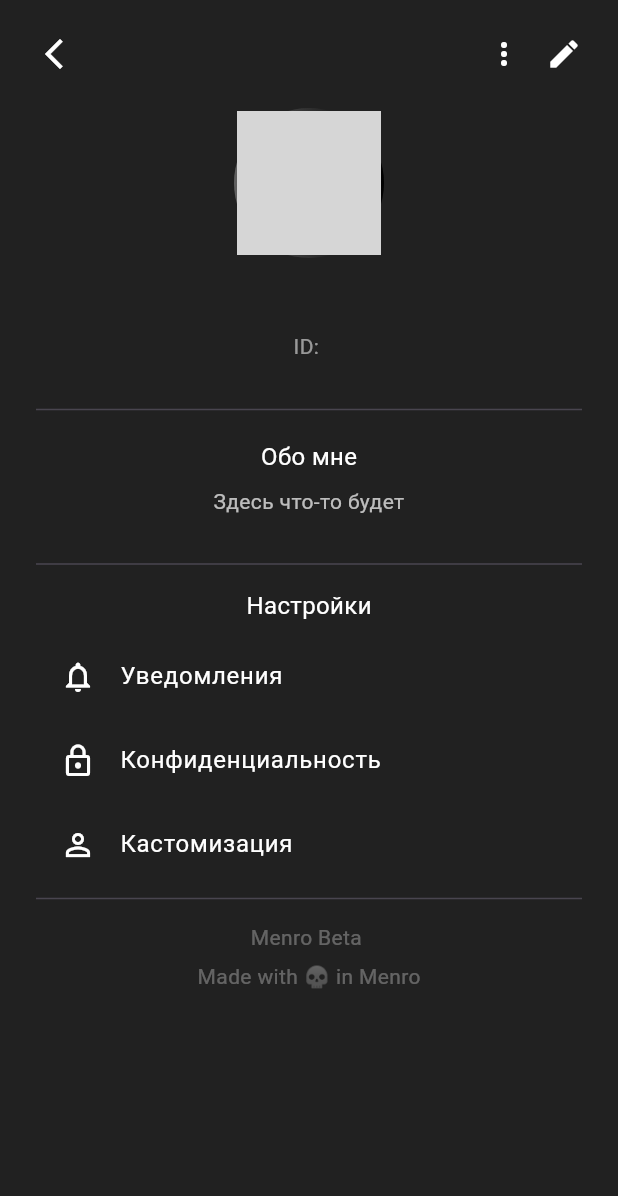
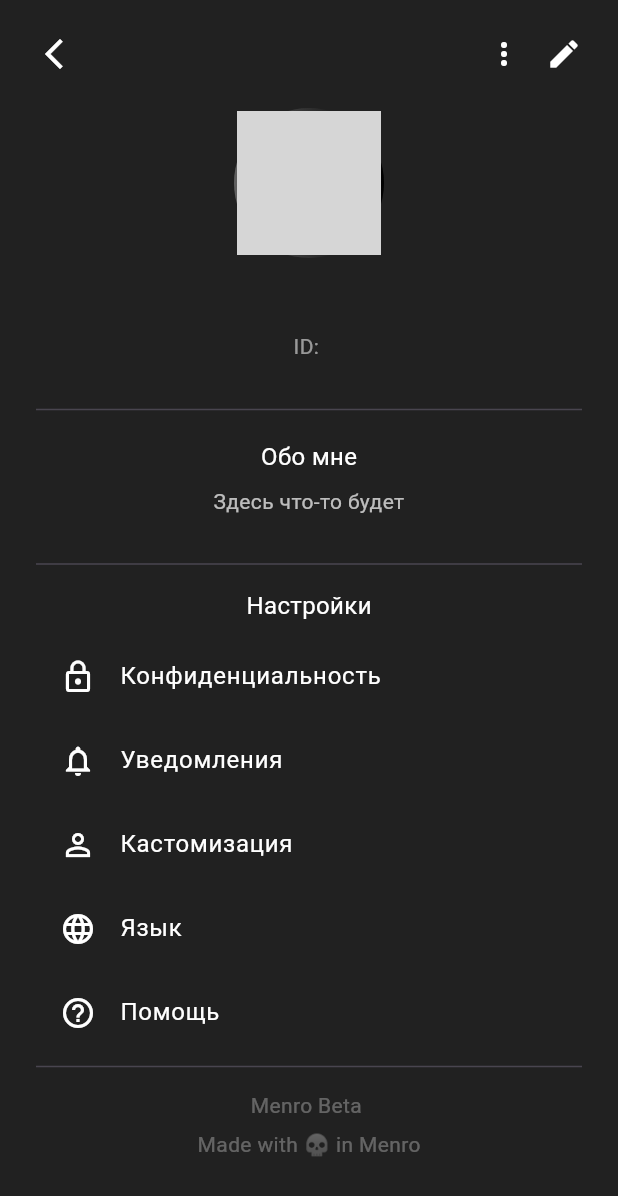
Before and after one commit to 00THESAME00/menro-push-server, a Flutter app: the UserProfileScreen screen opened directly with empty values, after a tap on "Конфиденциальность", on a phone screen of 412 x 824 dp. Shown: the top 1196 px of the screen. Run offline on Flutter 3.47's test engine with Material 3 defaults, Android fonts, the phone set to English and light mode, and no system bars; our stand-ins replace cloud_firestore, firebase_core, firebase_messaging, shared_preferences; accounts and stored records are empty; network calls fail; grey boxes are pictures that could not be loaded.

Commit message:
Обновление

```diff
--- a/lib/main.dart
+++ b/lib/main.dart
@@ -833,6 +833,7 @@ class _UserProfileScreenState extends State<UserProfileScreen> {
     if (!doc.exists) return;
 
     final data = doc.data();
+    if (mounted) {
       setState(() {
         avatarUrl = data?['avatarUrl'];
         userName = data?['name'];
@@ -841,6 +842,7 @@ class _UserProfileScreenState extends State<UserProfileScreen> {
         version = data?['version'] ?? version;
       });
     }
+  }
 
   @override
   Widget build(BuildContext context) {
@@ -851,7 +853,7 @@ class _UserProfileScreenState extends State<UserProfileScreen> {
       body: SafeArea(
         child: Stack(
           children: [
-            // 🔙 Стрелка возврата
+            // 🔙 Назад
             Positioned(
               top: 12,
               left: 12,
@@ -899,7 +901,7 @@ class _UserProfileScreenState extends State<UserProfileScreen> {
               ),
             ),
 
-            // ✏️ Кнопка редактирования
+            // ✏️ Редактировать
             Positioned(
               top: 12,
               right: 12,
@@ -940,7 +942,7 @@ class _UserProfileScreenState extends State<UserProfileScreen> {
                   ),
                   const SizedBox(height: 12),
 
-                  // 🏷️ Имя / ID
+                  // 🏷️ Имя
                   Text(
                     displayName,
                     style: const TextStyle(fontSize: 22, color: Colors.white),
@@ -967,7 +969,6 @@ class _UserProfileScreenState extends State<UserProfileScreen> {
                   if (userStatus?.isNotEmpty == true)
                     Text(userStatus!, style: const TextStyle(color: Colors.white70)),
                   const SizedBox(height: 18),
-
                   const Divider(),
 
                   // 📘 «Обо мне»
@@ -980,21 +981,20 @@ class _UserProfileScreenState extends State<UserProfileScreen> {
                     textAlign: TextAlign.center,
                   ),
                   const SizedBox(height: 24),
-
                   const Divider(),
 
-                  // ⚙️ Настройки
+                  // ⚙️ Настройки (обновлённые)
                   const SizedBox(height: 8),
                   const Text('Настройки', style: TextStyle(color: Colors.white, fontSize: 16)),
                   const SizedBox(height: 8),
                   ListTile(
+                    leading: const Icon(Icons.lock_outline, color: Colors.white),
+                    title: const Text('Конфиденциальность', style: TextStyle(color: Colors.white)),
+                    onTap: () {},
+                  ),
+                  ListTile(
                     leading: const Icon(Icons.notifications_outlined, color: Colors.white),
                     title: const Text('Уведомления', style: TextStyle(color: Colors.white)),
-                    onTap: () {},
-                  ),
-                  ListTile(
-                    leading: const Icon(Icons.lock_outline, color: Colors.white),
-                    title: const Text('Конфиденциальность', style: TextStyle(color: Colors.white)),
                     onTap: () {},
                   ),
                   ListTile(
@@ -1002,11 +1002,24 @@ class _UserProfileScreenState extends State<UserProfileScreen> {
                     title: const Text('Кастомизация', style: TextStyle(color: Colors.white)),
                     onTap: () {},
                   ),
+                  ListTile(
+                    leading: const Icon(Icons.language_outlined, color: Colors.white),
+                    title: const Text('Язык', style: TextStyle(color: Colors.white)),
+                    onTap: () {},
+                  ),
+                  ListTile(
+                    leading: const Icon(Icons.help_outline, color: Colors.white),
+                    title: const Text('Помощь', style: TextStyle(color: Colors.white)),
+                    onTap: () {},
+                  ),
                   const Divider(),
-
                   const SizedBox(height: 8),
+
+                  // 🧮 Версия
                   Text('Menro Beta $version', style: const TextStyle(color: Colors.white30)),
                   const SizedBox(height: 6),
+
+                  // 💀 Подпись
                   const Text('Made with 💀 in Menro', style: TextStyle(color: Colors.white30)),
                 ],
               ),
```
Lines whose indentation alone changed are shown as unchanged.
